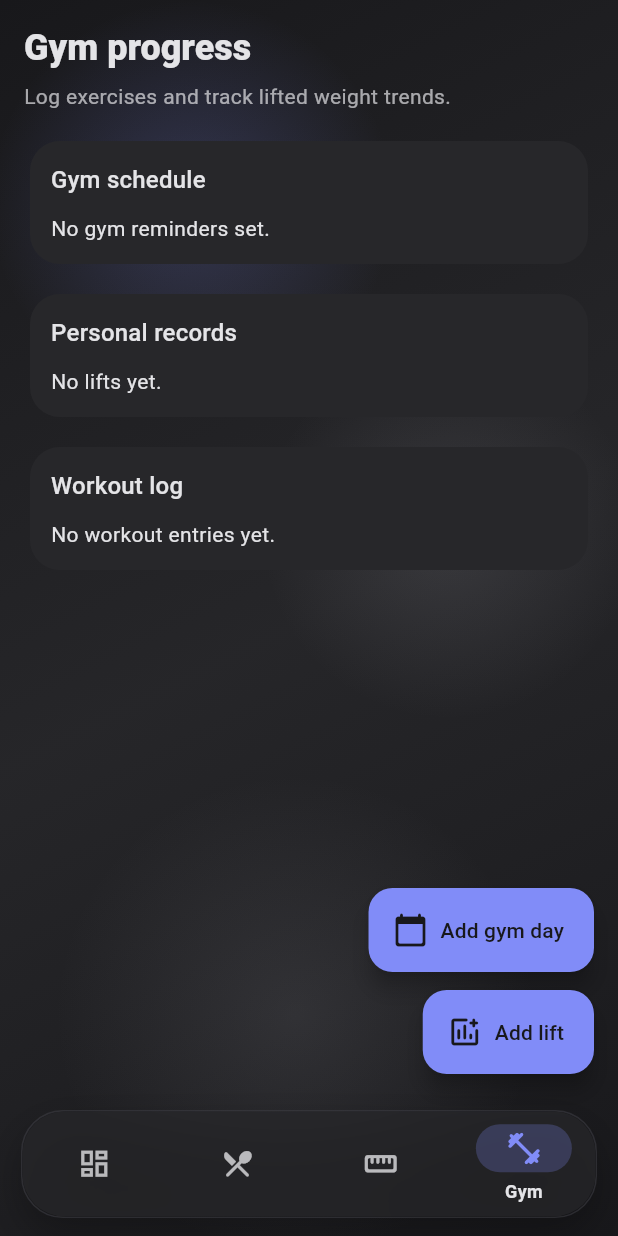
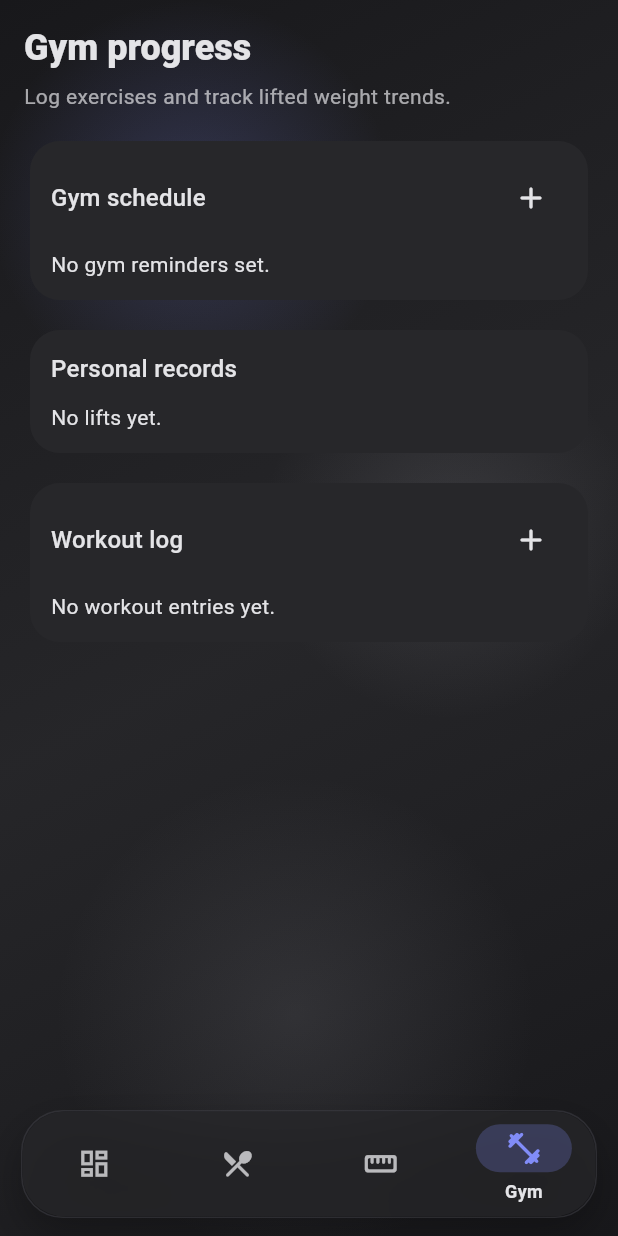
Before and after one commit to ndragun92/flutter-gym-app, a Flutter app: the screen it shows after launch, item 4 of the bottom bar chosen, on a phone screen of 412 x 824 dp. Run offline on Flutter 3.47's test engine with Material 3 defaults, Android fonts, the phone set to English and light mode, and no system bars; our stand-ins replace flutter_local_notifications, flutter_timezone, image_picker, shared_preferences, timezone.

Commit message:
Refactor WorkoutPage to replace floating action buttons with icon buttons for adding gym days and workout entries, enhancing UI and accessibility.

```diff
--- a/lib/screens/workout_page.dart
+++ b/lib/screens/workout_page.dart
@@ -39,25 +39,6 @@ class WorkoutPage extends StatelessWidget {
           const SizedBox(height: 100),
         ],
       ),
-      floatingActionButton: Column(
-        mainAxisSize: MainAxisSize.min,
-        crossAxisAlignment: CrossAxisAlignment.end,
-        children: [
-          FloatingActionButton.extended(
-            heroTag: 'gym_schedule',
-            onPressed: () => _openAddGymSchedule(context),
-            icon: const Icon(Icons.calendar_today_rounded),
-            label: const Text('Add gym day'),
-          ),
-          const SizedBox(height: 12),
-          FloatingActionButton.extended(
-            heroTag: 'workout_entry',
-            onPressed: () => _openAddWorkoutDialog(context),
-            icon: const Icon(Icons.add_chart_rounded),
-            label: const Text('Add lift'),
-          ),
-        ],
-      ),
     );
   }
 
@@ -68,9 +49,20 @@ class WorkoutPage extends StatelessWidget {
         child: Column(
           crossAxisAlignment: CrossAxisAlignment.start,
           children: [
-            Text(
-              'Gym schedule',
-              style: Theme.of(context).textTheme.titleMedium,
+            Row(
+              children: [
+                Expanded(
+                  child: Text(
+                    'Gym schedule',
+                    style: Theme.of(context).textTheme.titleMedium,
+                  ),
+                ),
+                IconButton(
+                  tooltip: 'Add gym day',
+                  onPressed: () => _openAddGymSchedule(context),
+                  icon: const Icon(Icons.add_rounded),
+                ),
+              ],
             ),
             const SizedBox(height: 10),
             if (appState.gymSchedules.isEmpty)
@@ -176,7 +168,21 @@ class WorkoutPage extends StatelessWidget {
         child: Column(
           crossAxisAlignment: CrossAxisAlignment.start,
           children: [
-            Text('Workout log', style: Theme.of(context).textTheme.titleMedium),
+            Row(
+              children: [
+                Expanded(
+                  child: Text(
+                    'Workout log',
+                    style: Theme.of(context).textTheme.titleMedium,
+                  ),
+                ),
+                IconButton(
+                  tooltip: 'Add lift',
+                  onPressed: () => _openAddWorkoutDialog(context),
+                  icon: const Icon(Icons.add_rounded),
+                ),
+              ],
+            ),
             const SizedBox(height: 10),
             if (appState.workoutEntries.isEmpty)
               Text(
```
